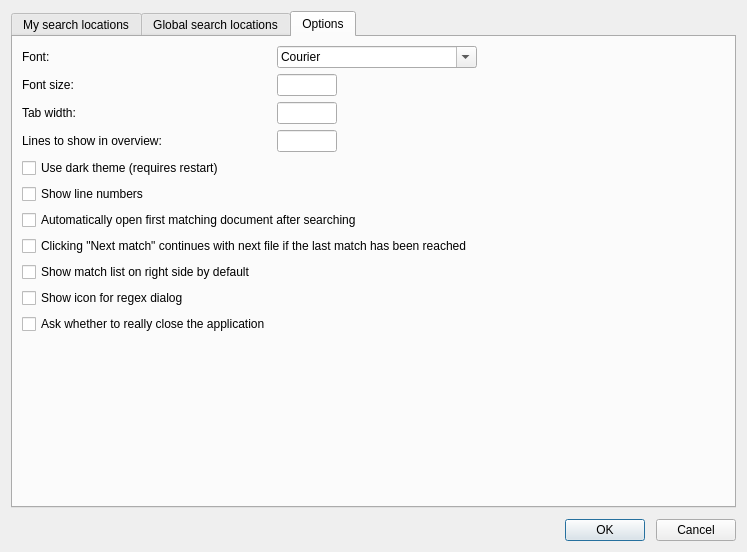
The window that dialogs/SettingsDialog.ui (otengler/CodeBeagle) describes before a commit, drawn with Qt 5.
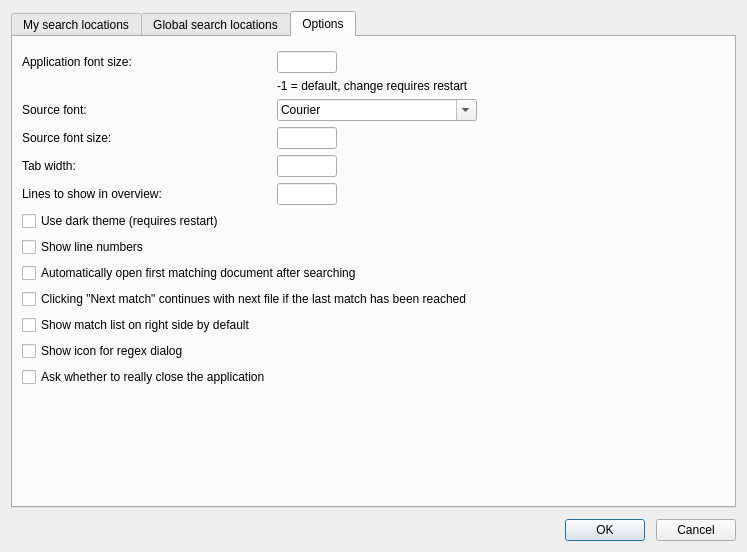
The same window after the commit. The open tabs and pages were chosen to show the change. Custom widgets are drawn as their Qt base class.

Commit message: Allow to configure application font size

```diff
--- a/dialogs/SettingsDialog.ui
+++ b/dialogs/SettingsDialog.ui
@@ -283,7 +283,7 @@
         <number>9</number>
        </property>
        <property name="topMargin">
-        <number>9</number>
+        <number>14</number>
        </property>
        <property name="rightMargin">
         <number>9</number>
@@ -292,13 +292,30 @@
         <number>9</number>
        </property>
        <item row="0" column="0">
-        <widget class="QLabel" name="labelFontFamily">
+        <widget class="QLabel" name="labelAppFontSize">
          <property name="text">
-          <string>Font:</string>
+          <string>Application font size:</string>
          </property>
         </widget>
        </item>
        <item row="0" column="1">
+        <widget class="QLineEdit" name="editAppFontSize">
+         <property name="maximumSize">
+          <size>
+           <width>60</width>
+           <height>16777215</height>
+          </size>
+         </property>
+        </widget>
+       </item>
+       <item row="2" column="0">
+        <widget class="QLabel" name="labelFontFamily">
+         <property name="text">
+          <string>Source font:</string>
+         </property>
+        </widget>
+       </item>
+       <item row="2" column="1">
         <widget class="QFontComboBox" name="fontComboBox">
          <property name="maximumSize">
           <size>
@@ -311,14 +328,14 @@
          </property>
         </widget>
        </item>
-       <item row="1" column="0">
+       <item row="3" column="0">
         <widget class="QLabel" name="labelFontSize">
          <property name="text">
-          <string>Font size:</string>
+          <string>Source font size:</string>
          </property>
         </widget>
        </item>
-       <item row="1" column="1">
+       <item row="3" column="1">
         <widget class="QLineEdit" name="editFontSize">
          <property name="maximumSize">
           <size>
@@ -328,14 +345,14 @@
          </property>
         </widget>
        </item>
-       <item row="2" column="0">
+       <item row="4" column="0">
         <widget class="QLabel" name="labelTabWidth">
          <property name="text">
           <string>Tab width:</string>
          </property>
         </widget>
        </item>
-       <item row="2" column="1">
+       <item row="4" column="1">
         <widget class="QLineEdit" name="editTabWidth">
          <property name="maximumSize">
           <size>
@@ -345,14 +362,14 @@
          </property>
         </widget>
        </item>
-       <item row="3" column="0">
+       <item row="5" column="0">
         <widget class="QLabel" name="labelPreviewLines">
          <property name="text">
           <string>Lines to show in overview:</string>
          </property>
         </widget>
        </item>
-       <item row="3" column="1">
+       <item row="5" column="1">
         <widget class="QLineEdit" name="editPreviewLines">
          <property name="maximumSize">
           <size>
@@ -362,55 +379,62 @@
          </property>
         </widget>
        </item>
-       <item row="6" column="0" colspan="2">
+       <item row="7" column="0" colspan="2">
+        <widget class="QCheckBox" name="checkDarkTheme">
+         <property name="text">
+          <string>Use dark theme (requires restart)</string>
+         </property>
+        </widget>
+       </item>
+       <item row="8" column="0" colspan="2">
         <widget class="QCheckBox" name="checkShowLineNumbers">
          <property name="text">
           <string>Show line numbers</string>
          </property>
         </widget>
        </item>
-       <item row="9" column="0" colspan="2">
+       <item row="10" column="0" colspan="2">
+        <widget class="QCheckBox" name="checkActivateFirstMatch">
+         <property name="text">
+          <string>Automatically open first matching document after searching</string>
+         </property>
+        </widget>
+       </item>
+       <item row="11" column="0" colspan="2">
         <widget class="QCheckBox" name="checkMatchOverFiles">
          <property name="text">
           <string>Clicking &quot;Next match&quot; continues with next file if the last match has been reached</string>
          </property>
         </widget>
        </item>
-       <item row="11" column="0" colspan="2">
+       <item row="13" column="0" colspan="2">
         <widget class="QCheckBox" name="checkShowMatchList">
          <property name="text">
           <string>Show match list on right side by default</string>
          </property>
         </widget>
        </item>
-       <item row="8" column="0" colspan="2">
-        <widget class="QCheckBox" name="checkActivateFirstMatch">
-         <property name="text">
-          <string>Automatically open first matching document after searching</string>
-         </property>
-        </widget>
-       </item>
-       <item row="5" column="0" colspan="2">
-        <widget class="QCheckBox" name="checkDarkTheme">
-         <property name="text">
-          <string>Use dark theme (requires restart)</string>
-         </property>
-        </widget>
-       </item>
-       <item row="12" column="0">
+       <item row="14" column="0">
         <widget class="QCheckBox" name="checkRegexDialog">
          <property name="text">
           <string>Show icon for regex dialog</string>
          </property>
         </widget>
        </item>
-       <item row="13" column="0">
+       <item row="15" column="0">
         <widget class="QCheckBox" name="checkConfirmClose">
          <property name="text">
           <string>Ask whether to really close the application</string>
          </property>
         </widget>
        </item>
+       <item row="1" column="1">
+        <widget class="QLabel" name="label">
+         <property name="text">
+          <string>-1 = default, change requires restart</string>
+         </property>
+        </widget>
+       </item>
       </layout>
      </widget>
     </widget>
```
Left out of the diff: 2 changed lines with no effect on the pictures. The commit also changes 3 other files.
